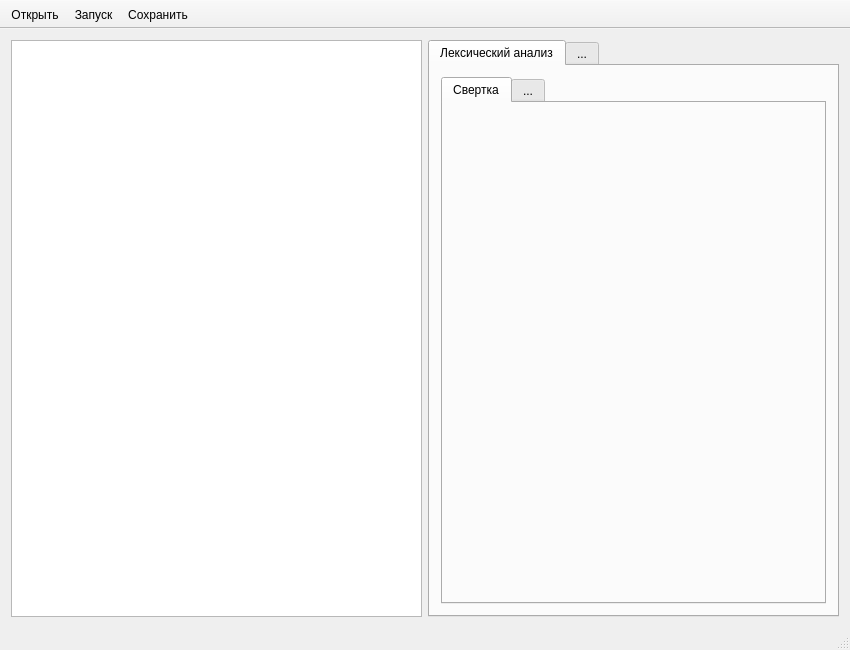
splinter89/scompiler, file mainwindow.ui: the form before one commit.
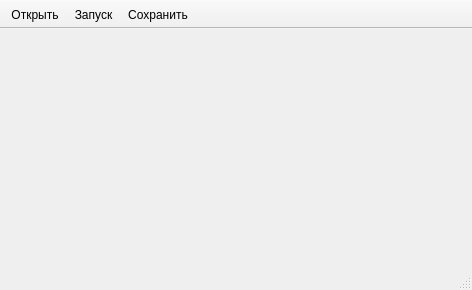
The form after the commit. Icons and pictures are not drawn.

Diff of the .ui file:
```diff
--- a/mainwindow.ui
+++ b/mainwindow.ui
@@ -7,8 +7,8 @@
    <rect>
     <x>0</x>
     <y>0</y>
-    <width>850</width>
-    <height>650</height>
+    <width>472</width>
+    <height>290</height>
    </rect>
   </property>
   <property name="windowTitle">
@@ -18,71 +18,7 @@
    <iconset resource="scompiler.qrc">
     <normaloff>:/icons/icons/main.ico</normaloff>:/icons/icons/main.ico</iconset>
   </property>
-  <widget class="QWidget" name="centralWidget">
-   <layout class="QGridLayout" name="gridLayout">
-    <item row="0" column="1">
-     <widget class="QTabWidget" name="tabWidget">
-      <property name="enabled">
-       <bool>true</bool>
-      </property>
-      <property name="sizePolicy">
-       <sizepolicy hsizetype="Expanding" vsizetype="Expanding">
-        <horstretch>0</horstretch>
-        <verstretch>0</verstretch>
-       </sizepolicy>
-      </property>
-      <property name="autoFillBackground">
-       <bool>false</bool>
-      </property>
-      <property name="currentIndex">
-       <number>0</number>
-      </property>
-      <widget class="QWidget" name="tab">
-       <attribute name="title">
-        <string>Лексический анализ</string>
-       </attribute>
-       <layout class="QGridLayout" name="gridLayout_2">
-        <item row="0" column="0">
-         <widget class="QTabWidget" name="tabWidget_2">
-          <property name="currentIndex">
-           <number>0</number>
-          </property>
-          <widget class="QWidget" name="tab_3">
-           <attribute name="title">
-            <string>Свертка</string>
-           </attribute>
-          </widget>
-          <widget class="QWidget" name="tab_4">
-           <attribute name="title">
-            <string>...</string>
-           </attribute>
-          </widget>
-         </widget>
-        </item>
-       </layout>
-      </widget>
-      <widget class="QWidget" name="tab_2">
-       <attribute name="title">
-        <string>...</string>
-       </attribute>
-      </widget>
-     </widget>
-    </item>
-    <item row="0" column="0">
-     <widget class="QPlainTextEdit" name="source_te">
-      <property name="sizePolicy">
-       <sizepolicy hsizetype="Expanding" vsizetype="Expanding">
-        <horstretch>0</horstretch>
-        <verstretch>0</verstretch>
-       </sizepolicy>
-      </property>
-      <property name="cursor" stdset="0">
-       <cursorShape>IBeamCursor</cursorShape>
-      </property>
-     </widget>
-    </item>
-   </layout>
-  </widget>
+  <widget class="QWidget" name="centralWidget"/>
   <widget class="QStatusBar" name="statusBar"/>
   <widget class="QToolBar" name="toolBar">
    <property name="contextMenuPolicy">
```
